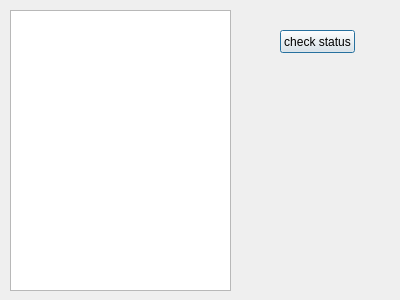
First picture: the form in code/trackerapp.ui, repository doantumy/Blockchain, before the edit.
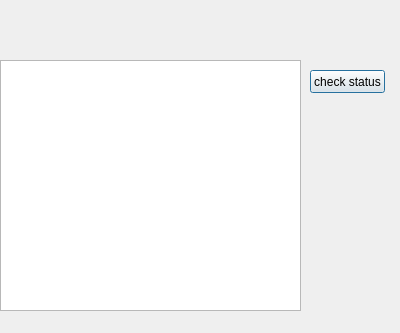
Second picture: the form after the edit. Icons and pictures are not drawn.

Commit message: add background images

```diff
--- a/code/trackerapp.ui
+++ b/code/trackerapp.ui
@@ -7,17 +7,20 @@
     <x>0</x>
     <y>0</y>
     <width>400</width>
-    <height>300</height>
+    <height>333</height>
    </rect>
   </property>
   <property name="windowTitle">
    <string>Tracker</string>
   </property>
+  <property name="styleSheet">
+   <string notr="true"/>
+  </property>
   <widget class="QPushButton" name="btnAlive">
    <property name="geometry">
     <rect>
-     <x>280</x>
-     <y>30</y>
+     <x>310</x>
+     <y>70</y>
      <width>75</width>
      <height>23</height>
     </rect>
@@ -29,16 +32,35 @@
   <widget class="QTextEdit" name="chat">
    <property name="geometry">
     <rect>
-     <x>10</x>
-     <y>10</y>
-     <width>221</width>
-     <height>281</height>
+     <x>0</x>
+     <y>60</y>
+     <width>301</width>
+     <height>251</height>
     </rect>
    </property>
    <property name="readOnly">
     <bool>true</bool>
    </property>
   </widget>
+  <widget class="QLabel" name="background">
+   <property name="geometry">
+    <rect>
+     <x>0</x>
+     <y>0</y>
+     <width>400</width>
+     <height>333</height>
+    </rect>
+   </property>
+   <property name="styleSheet">
+    <string notr="true">background: url(E:/MLDM/Computer Networks/2018-net-f/img/bgTracker.png)</string>
+   </property>
+   <property name="text">
+    <string/>
+   </property>
+  </widget>
+  <zorder>background</zorder>
+  <zorder>btnAlive</zorder>
+  <zorder>chat</zorder>
  </widget>
  <resources/>
  <connections/>
```
The commit also changes 7 other files.
